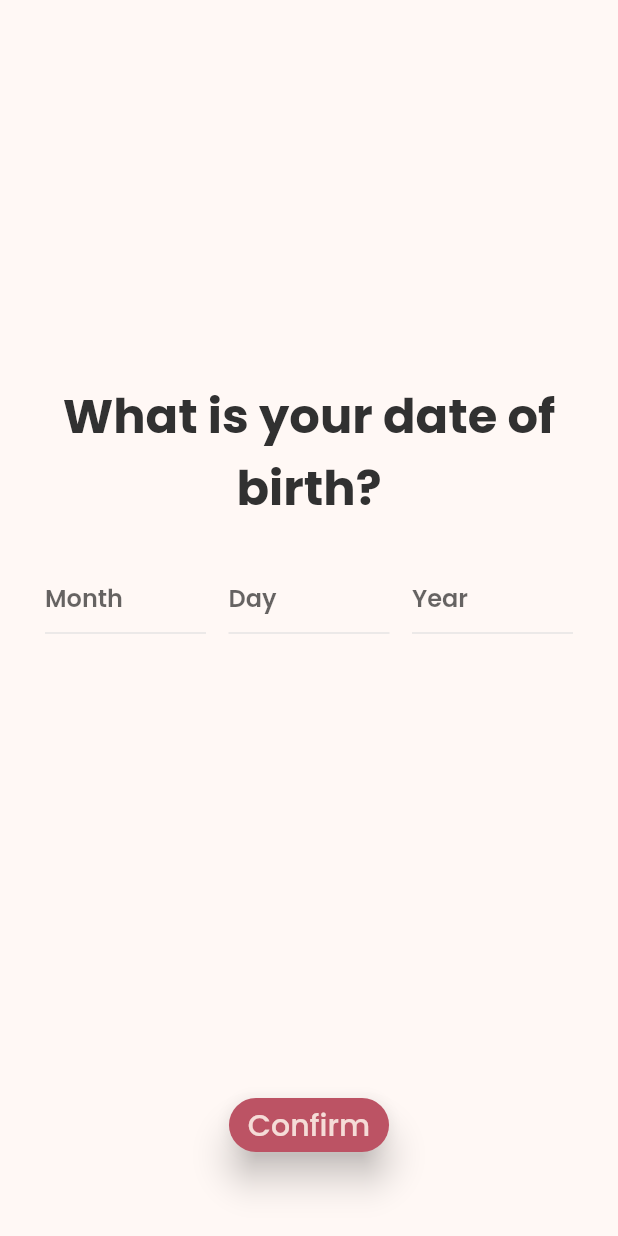
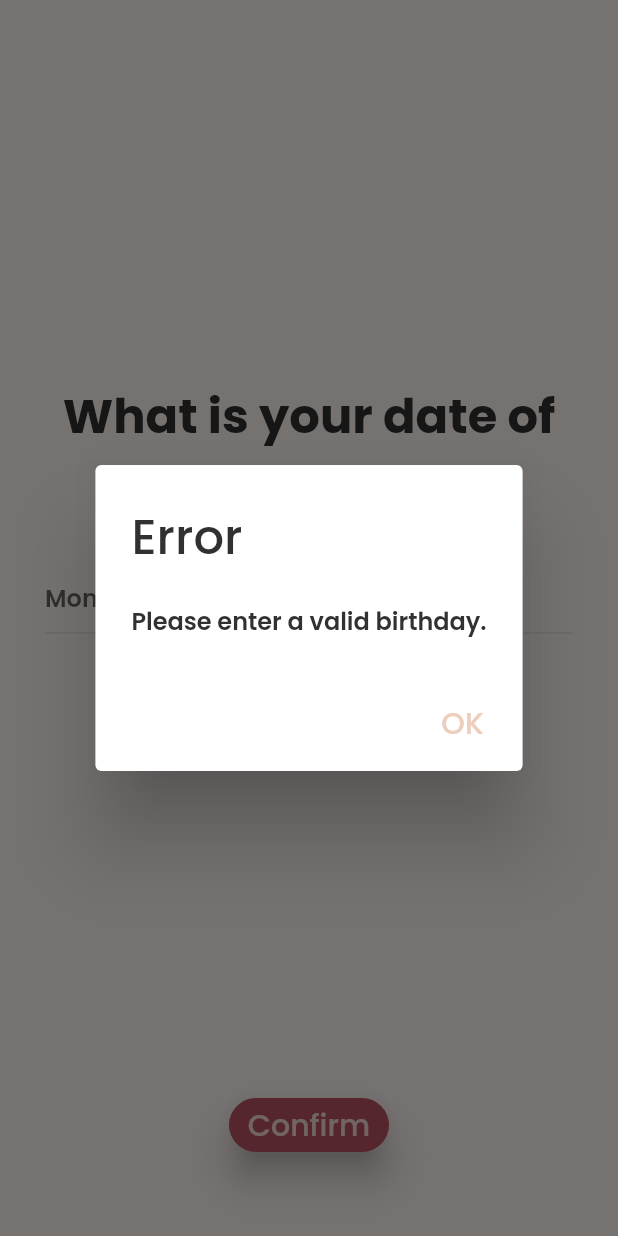
Before and after one commit to rpibusybees/RPIRizz, a Flutter app: the BirthdayPage screen opened directly, after a tap on "Confirm", on a phone screen of 412 x 824 dp. Run offline on Flutter 3.47's test engine with Material 2 defaults, Android fonts, the phone set to English and light mode, and no system bars; our stand-ins replace carousel_slider, cloud_firestore, firebase_auth, firebase_core, firebase_storage, flutter_spinkit and 3 more; accounts and stored records are empty; generated files the repository leaves out were written again.

Commit message:
adding birthday.dart error handling

```diff
--- a/rizz/lib/questionnaire/birthday.dart
+++ b/rizz/lib/questionnaire/birthday.dart
@@ -2,7 +2,6 @@
 /// and save it to the database
 
 library birthday;
-
 import 'package:flutter/material.dart';
 import 'package:rizz/nextbutton.dart';
 import 'package:rizz/spacingbox.dart';
@@ -10,15 +9,16 @@ import '../consts.dart';
 import 'gender.dart';
 import 'package:firebase_auth/firebase_auth.dart';
 import 'package:cloud_firestore/cloud_firestore.dart';
+import 'package:flutter/services.dart';
 
-class BirthdayPage extends StatefulWidget {
+class BirthdayPage extends StatefulWidget{
   const BirthdayPage({Key? key}) : super(key: key);
 
   @override
   State<StatefulWidget> createState() => BirthdayPageState();
 }
 
-class BirthdayPageState extends State<BirthdayPage> {
+class BirthdayPageState extends State<BirthdayPage>{
     final TextEditingController yearController = TextEditingController();
     final TextEditingController monthController = TextEditingController();
     final TextEditingController dayController = TextEditingController();
@@ -44,8 +44,62 @@ class BirthdayPageState extends State<BirthdayPage> {
     await db.collection('users').doc(user!.uid).update({"birthday": birthday});
   }
 
+  bool isValid(String year, String month, String day){
+
+    if(year.length != 4){
+      return false;
+    }
+    int yearNum = int.parse(year);
+    int monthNum = int.parse(month);
+    int dayNum = int.parse(day);
+
+    if(yearNum > DateTime.now().year){
+      return false;
+    }
+    if(monthNum > 12 || monthNum < 1){
+      return false;
+    }
+
+    var daysInMonth = [31,28,31,30,31,30,31,31,30,31,30,31];
+    var daysInMonthLeap = [31,29,31,30,31,30,31,31,30,31,30,31];
+
+    if(yearNum % 4 == 0){
+      if(daysInMonthLeap[monthNum-1] < dayNum){
+        return false;
+      }
+    }
+    else{
+      if(daysInMonth[monthNum-1] < dayNum){
+        return false;
+      }
+    }
+
+    return true;
+  }
+
+  void textPopup(){
+    showDialog(
+        context: context,
+        builder: (context) => AlertDialog(
+          actions: [
+            TextButton(
+              onPressed: () {
+                Navigator.of(context).pop();
+              },
+              child: const Text('OK'),
+            ),
+          ],
+          content: const Text(
+            "Please enter a valid birthday."
+          ),
+          title: const Text('Error'),
+        ),
+      );
+  }
+
   @override
   Widget build(BuildContext context) {
+
     return Scaffold(
       resizeToAvoidBottomInset: false,
       body: Container(
@@ -55,6 +109,7 @@ class BirthdayPageState extends State<BirthdayPage> {
           crossAxisAlignment: CrossAxisAlignment.center,
           children: <Widget>[
             const SpacingBox(),
+
             Container(
               padding: Consts.questionPadding,
               child: Text(
@@ -63,23 +118,34 @@ class BirthdayPageState extends State<BirthdayPage> {
                 textAlign: TextAlign.center,
               ),
             ),
+
             Container(
               padding: Consts.fieldPadding,
-                    child: Row(children: [
+              child: Row(
+                children: [
                   Expanded(
                     child: TextField(
                       keyboardType: TextInputType.number,
                       controller: monthController,
+                      inputFormatters:[
+                        FilteringTextInputFormatter.digitsOnly
+                      ],
                       decoration: InputDecoration(
                         focusedBorder: OutlineInputBorder(
                           borderSide: BorderSide(
                             width: 1,
-                                        color: Theme.of(context)
-                                            .colorScheme
-                                            .onSurface)),
-                                hintText: "Month")),
+                            color: Theme.of(context).colorScheme.onSurface
+                          )
                         ),
-                      const SizedBox(width: 15),
+                        hintText: "Month"
+                      )
+                    ),
+                  ),
+
+                  const SizedBox(
+                    width: 15
+                    ),
+
                   Expanded(
                     child: TextField(
                       keyboardType: TextInputType.number,
@@ -88,12 +154,18 @@ class BirthdayPageState extends State<BirthdayPage> {
                         focusedBorder: OutlineInputBorder(
                           borderSide: BorderSide(
                             width: 1,
-                                        color: Theme.of(context)
-                                            .colorScheme
-                                            .onSurface)),
-                                hintText: "Day")),
+                            color: Theme.of(context).colorScheme.onSurface
+                          )
                         ),
-                      const SizedBox(width: 15),
+                        hintText: "Day"
+                      )
+                    ),
+                  ),
+
+                  const SizedBox(
+                    width: 15
+                    ),
+
                   Expanded(
                     child: TextField(
                       keyboardType: TextInputType.number,
@@ -102,31 +174,46 @@ class BirthdayPageState extends State<BirthdayPage> {
                         focusedBorder: OutlineInputBorder(
                           borderSide: BorderSide(
                             width: 1,
-                                        color: Theme.of(context)
-                                            .colorScheme
-                                            .onSurface)),
-                                hintText: "Year")),
+                            color: Theme.of(context).colorScheme.onSurface
+                          )
                         ),
-                    ])),
+                        hintText: "Year"
+                      )
+                    ),
+                  ),
+                ]
+              )
+            ),
             const SpacingBox(),
             Container(
               margin: Consts.bottomButtonPadding,
-                    child: NextButton(onPressed: () {
-                      // TODO: See if birthday is valid
+              child: NextButton(onPressed: (){
                 String year = yearController.text;
                 String month = monthController.text;
                 String day = dayController.text;
+                if (isValid(year, month, day)){
+                  // the entry was valid
+                  if (month.length < 2) {month = "0$month";}
+                  if (day.length < 2) {day = "0$day";}
                   String yearmonthday = year + month + day;
                   DateTime birthday = DateTime.parse(yearmonthday);
                   addBirthdayToDatabase(birthday);
-
                   Navigator.push(
                   context,
                   MaterialPageRoute(
                     builder: (context) => const GenderPage()),
                   );
-                    })),
-              ]),
-        ));
+                }
+                else{
+                  // say the entry was not valid
+                  textPopup();
+                }
+
+              })
+            ),
+          ]
+        ),
+      )
+    );
   }
 }
```
Lines whose indentation alone changed are shown as unchanged.
